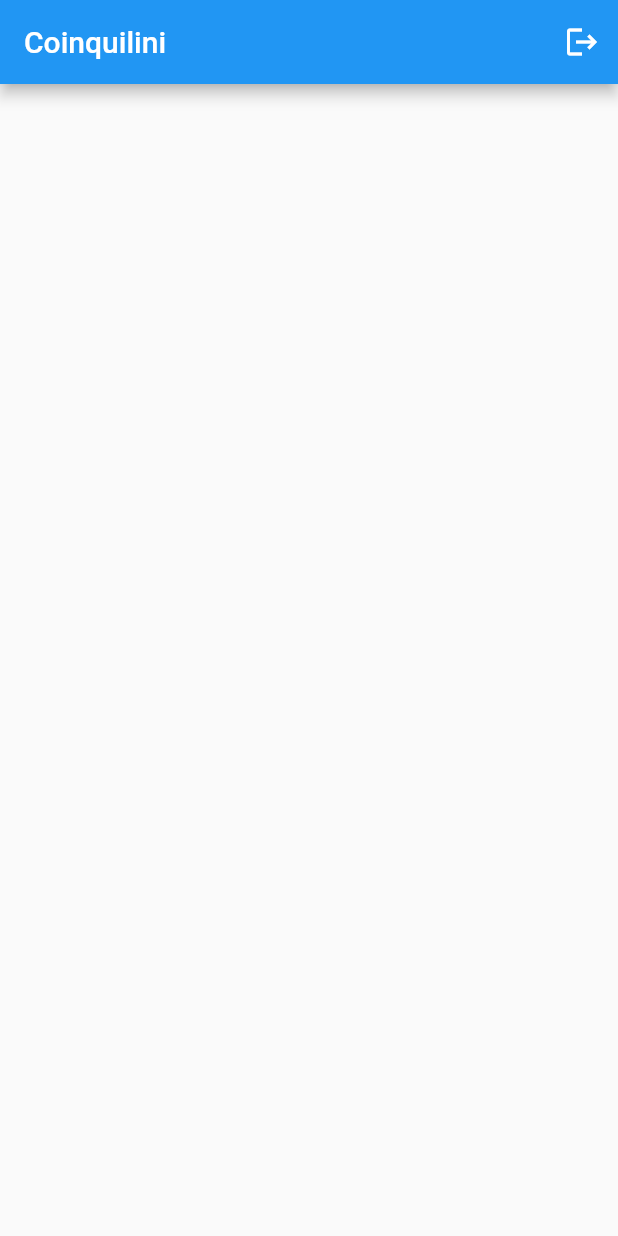
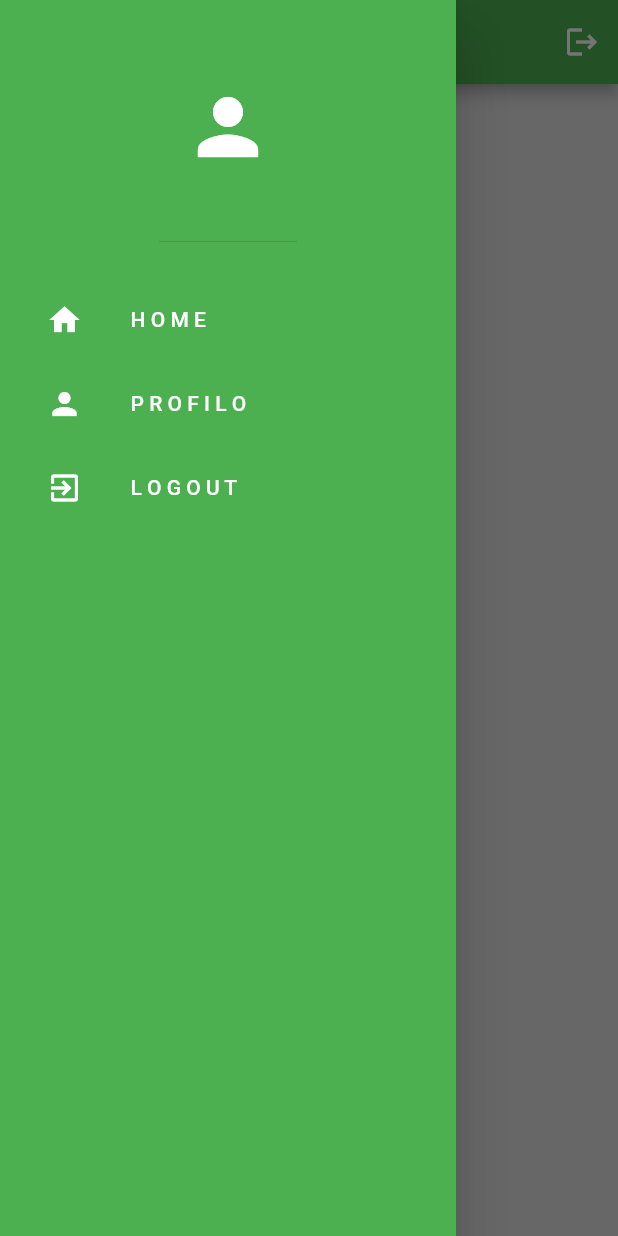
Before and after one commit to AndLerm/Coinquilini, a Flutter app: the screen it shows once a user with an empty profile is signed in, with the side drawer open (before the commit the screen has no drawer), on a phone screen of 412 x 824 dp. Run offline on Flutter 3.47's test engine with Material 2 defaults, Android fonts, the phone set to English and light mode, and no system bars; our stand-ins replace cloud_firestore, firebase_auth, firebase_core, google_fonts; accounts and stored records are empty.

Commit message:
drawer aggiunto e funzionante

```diff
--- /dev/null
+++ b/lib/components/drawer.dart
@@ -0,0 +1,52 @@
+import 'package:coinquilini/components/my_list_tile.dart';
+import 'package:firebase_auth/firebase_auth.dart';
+import 'package:flutter/material.dart';
+
+class MyDrawer extends StatelessWidget {
+  final void Function()? onProfileTap;
+  final void Function()? onSignOut;
+  final currentUser = FirebaseAuth.instance.currentUser!;
+
+  MyDrawer({super.key, required this.onProfileTap, required this.onSignOut});
+
+  @override
+  Widget build(BuildContext context) {
+    return Drawer(
+      backgroundColor: Colors.green,
+      child: Column(
+        children: [
+          // icona
+          DrawerHeader(
+              child: Icon(
+            Icons.person,
+            color: Colors.white,
+            size: 60,
+          )),
+
+          Text((currentUser.email!)),
+
+          // home
+          MyListTile(
+            icon: Icons.home,
+            text: 'H O M E',
+            onTap: () => Navigator.pop(context),
+          ),
+
+          // profilo
+          MyListTile(
+            icon: Icons.person,
+            text: 'P R O F I L O',
+            onTap: onProfileTap,
+          ),
+
+          // logout
+          MyListTile(
+            icon: Icons.exit_to_app,
+            text: 'L O G O U T',
+            onTap: onSignOut,
+          ),
+        ],
+      ),
+    );
+  }
+}
--- /dev/null
+++ b/lib/components/my_list_tile.dart
@@ -0,0 +1,32 @@
+import 'package:flutter/material.dart';
+
+class MyListTile extends StatelessWidget {
+  final IconData icon;
+  final String text;
+  final void Function()? onTap;
+
+  const MyListTile({
+    super.key,
+    required this.icon,
+    required this.text,
+    required this.onTap,
+  });
+
+  @override
+  Widget build(BuildContext context) {
+    return Padding(
+      padding: const EdgeInsets.only(left: 15.0),
+      child: ListTile(
+        leading: Icon(
+          icon,
+          color: Colors.white,
+        ),
+        onTap: onTap,
+        title: Text(
+          text,
+          style: TextStyle(color: Colors.white),
+        ),
+      ),
+    );
+  }
+}
--- a/lib/pages/home_page.dart
+++ b/lib/pages/home_page.dart
@@ -1,5 +1,8 @@
+import 'package:coinquilini/components/drawer.dart';
 import 'package:firebase_auth/firebase_auth.dart';
 import 'package:flutter/material.dart';
+
+import 'profile_page.dart';
 
 class HomePage extends StatefulWidget {
   const HomePage({super.key});
@@ -9,15 +12,31 @@
 }
 
 class _HomePageState extends State<HomePage> {
+  final currentUser = FirebaseAuth.instance.currentUser!;
+
   void signOut() {
     FirebaseAuth.instance.signOut();
+  }
+
+  void goToProfilePage() {
+    Navigator.pop(context);
+
+    Navigator.push(
+      context,
+      MaterialPageRoute(
+        builder: (context) => const ProfilePage(),
+      ),
+    );
   }
 
   @override
   Widget build(BuildContext context) {
     return Scaffold(
+      backgroundColor: Colors.grey[300],
       appBar: AppBar(
-        title: Text("Coinquilini"),
+        centerTitle: true,
+        title: Text("Coinquilinsssasi"),
+        backgroundColor: Colors.green,
         actions: [
           IconButton(
             onPressed: signOut,
@@ -25,6 +44,13 @@
           )
         ],
       ),
+      drawer: MyDrawer(
+        onProfileTap: goToProfilePage,
+        onSignOut: signOut,
+      ),
+      body: Column(
+        children: [Text(currentUser.email!)],
+      ),
     );
   }
 }
--- a/pubspec.yaml
+++ b/pubspec.yaml
@@ -38,6 +38,7 @@
   google_fonts:
   firebase_core: ^2.22.0
   firebase_auth: ^4.14.0
+  cloud_firestore: ^4.13.1
 
 dev_dependencies:
   flutter_test:
```
Also changed, not shown: lib/pages/profile_page.dart (added, +19 -0 lines), lib/pages/register_page.dart (+14 -3 lines), pubspec.lock, 4 other files.
